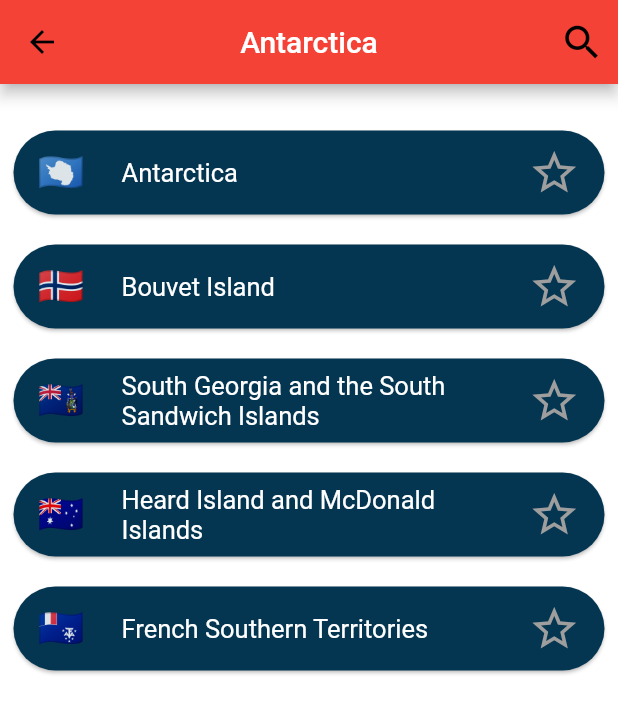
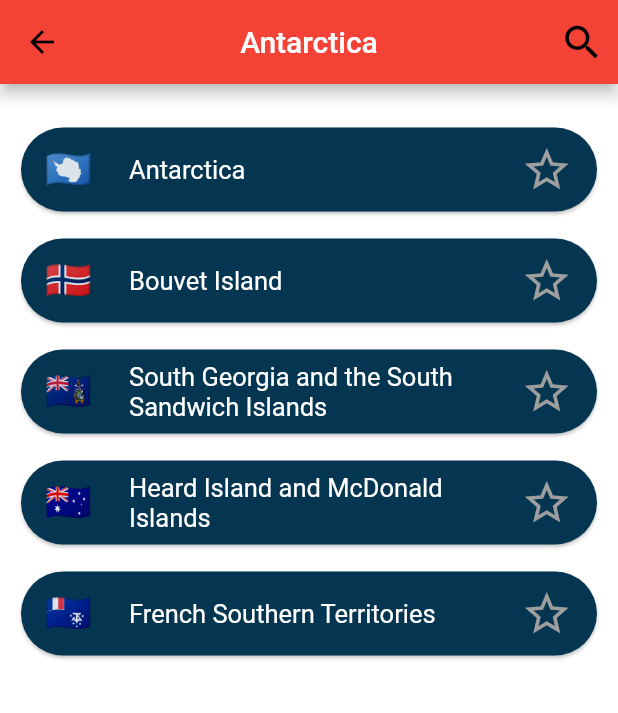
Before and after one commit to Belal13ify/DSC-World, a Flutter app: the screen it shows after launch, after a tap on "Antarctica", on a phone screen of 412 x 824 dp. Shown: the top 713 px of the screen. Run offline on Flutter 3.47's test engine with Material 2 defaults, Android fonts, the phone set to English and light mode, and no system bars; our stand-ins replace get, shared_preferences; missing offline and left inert: splash_screen_view.

Commit message:
adjusting responsivity

```diff
--- a/lib/Controllers/favourites_controller.dart
+++ b/lib/Controllers/favourites_controller.dart
@@ -42,7 +42,7 @@ class FavouritesControler extends GetxController {
     update();
   }
 
-  //checking if the star Icon is favourite or not, toggle between them for the pressed conuntry
+  //checking if the star Icon is favourite or not, toggle between them for the pressed country
   bool checkIconFavourite(String country) {
     return favouriteList.contains(country) ? true : false;
   }
--- a/lib/screens/continents.dart
+++ b/lib/screens/continents.dart
@@ -9,11 +9,16 @@ import 'countries_screen.dart';
 class Continents extends StatelessWidget {
   @override
   Widget build(BuildContext context) {
+    var deviceWidth = MediaQuery.of(context).size.width;
+    var deviceheight = MediaQuery.of(context).size.height;
     return GetBuilder<Data>(
       builder: (value) => GridView(
         padding: EdgeInsets.symmetric(horizontal: 15),
         gridDelegate: SliverGridDelegateWithFixedCrossAxisCount(
-            crossAxisCount: 2, crossAxisSpacing: 5, childAspectRatio: 3 / 2),
+            crossAxisCount: 2,
+            crossAxisSpacing: 20,
+            mainAxisSpacing: 5,
+            childAspectRatio: 2.5 * deviceWidth / deviceheight),
         children: value.continents.map((continent) {
           return ContinentContainer(
               continent: continent,
--- a/lib/screens/countries_screen.dart
+++ b/lib/screens/countries_screen.dart
@@ -75,7 +75,7 @@ class Countries extends StatelessWidget {
                         ),
                       ),
                     )
-                  : Container(), // shows empty container if no search query in the search field
+                  : Container(), // shows empty container if no search field is not active
               Expanded(
                 child: GetBuilder<Data>(
                   builder: (value) => ListView.builder(
@@ -83,9 +83,12 @@ class Countries extends StatelessWidget {
                           ? value.countries.length
                           : value.countriesFilter.length,
                       itemBuilder: (BuildContext context, int index) {
+                        //shows all country or filtered country depending on the text field is empty or not
                         var name = textController.text.isEmpty
                             ? value.countries[index]
                             : value.countriesFilter[index];
+
+                        //Same Goes for Emoji and filtered emojis
                         var emoji = textController.text.isEmpty
                             ? value.emojies[index]
                             : value.emojiesFilter[index];
--- a/lib/screens/splash_screen.dart
+++ b/lib/screens/splash_screen.dart
@@ -20,7 +20,7 @@ class Splash extends StatelessWidget {
         backgroundColor: Colors.white,
         text: 'Welcome to DSC World',
         textStyle: TextStyle(
-            fontSize: 33, color: Colors.blue, fontWeight: FontWeight.bold),
+            fontSize: 28, color: Colors.blue, fontWeight: FontWeight.bold),
       ),
     );
   }
--- a/lib/widgets/continent_container.dart
+++ b/lib/widgets/continent_container.dart
@@ -13,8 +13,6 @@ class ContinentContainer extends StatelessWidget {
   Widget build(BuildContext context) {
     return GestureDetector(
       onTap: pressed,
-      child: Padding(
-        padding: const EdgeInsets.only(top: 10),
       child: Card(
         color: Color(0xff043551),
         shape:
@@ -23,18 +21,17 @@ class ContinentContainer extends StatelessWidget {
           mainAxisAlignment: MainAxisAlignment.spaceEvenly,
           children: [
             CircleAvatar(
-                radius: 35,
+              radius: 30,
               child: Image.asset(imagePath),
             ),
             Text(continent,
                 style: TextStyle(
-                    fontSize: 20,
+                  fontSize: 17,
                   color: Colors.white,
                 ))
           ],
         ),
       ),
-      ),
     );
   }
 }
--- a/lib/widgets/single_country_container.dart
+++ b/lib/widgets/single_country_container.dart
@@ -14,7 +14,7 @@ class CountryContainer extends StatelessWidget {
   @override
   Widget build(BuildContext context) {
     return Padding(
-      padding: const EdgeInsets.only(left: 5.0, right: 5.0, top: 12),
+      padding: const EdgeInsets.only(left: 10.0, right: 10.0, top: 10),
       child: GetBuilder<Data>(
         builder: (controller) => Card(
             color: Color(0xff043551),
```
Also changed, not shown: lib/screens/country_info_screen.dart (+11 -5 lines). Lines whose indentation alone changed are shown as unchanged.
